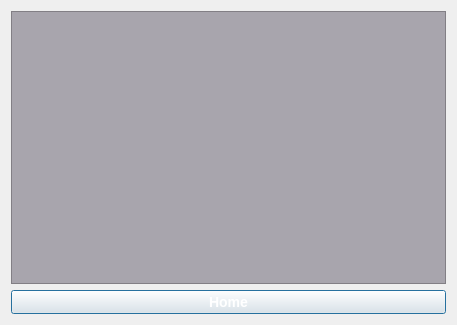
Old version of the form FAKKIT/inventorypage.ui in the repository r0ug3-Mary/Senior_Design.
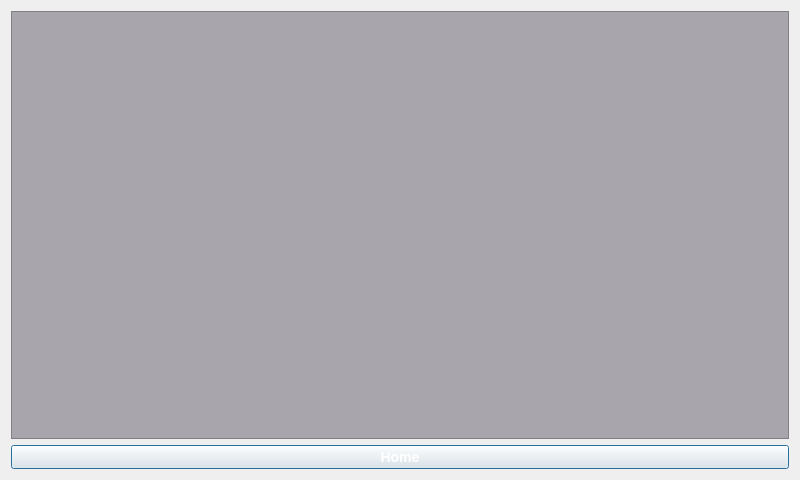
New version of the form.

What changed in the file:
```diff
--- a/FAKKIT/inventorypage.ui
+++ b/FAKKIT/inventorypage.ui
@@ -6,8 +6,8 @@
    <rect>
     <x>0</x>
     <y>0</y>
-    <width>457</width>
-    <height>325</height>
+    <width>800</width>
+    <height>480</height>
    </rect>
   </property>
   <property name="windowTitle">
```
